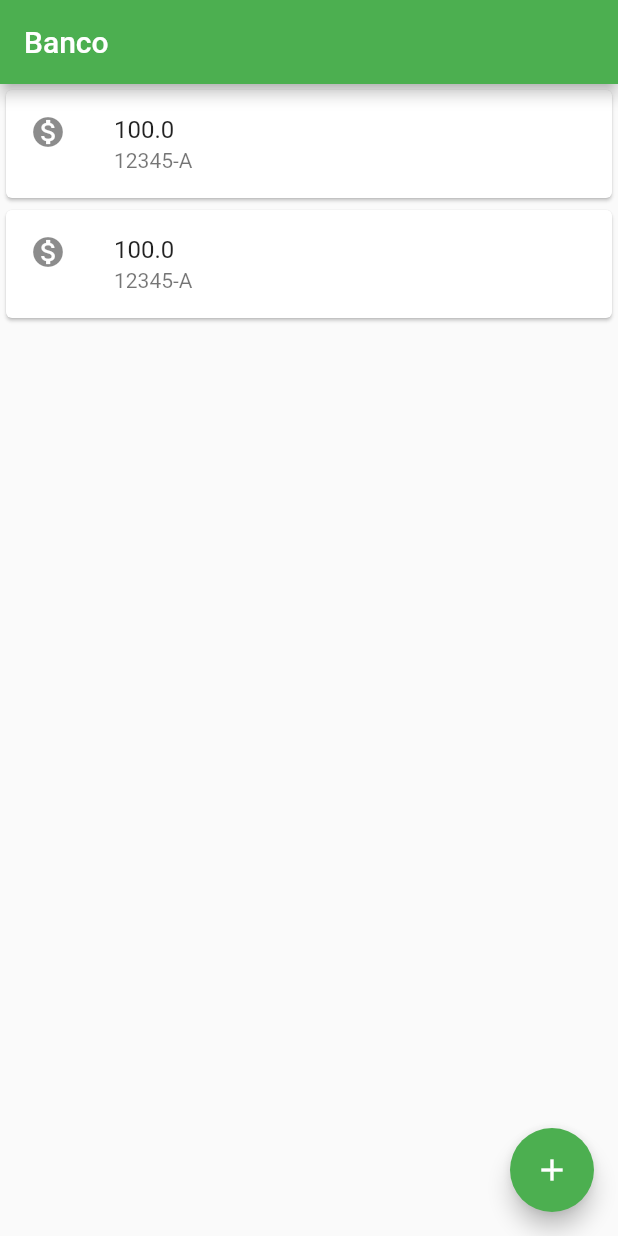
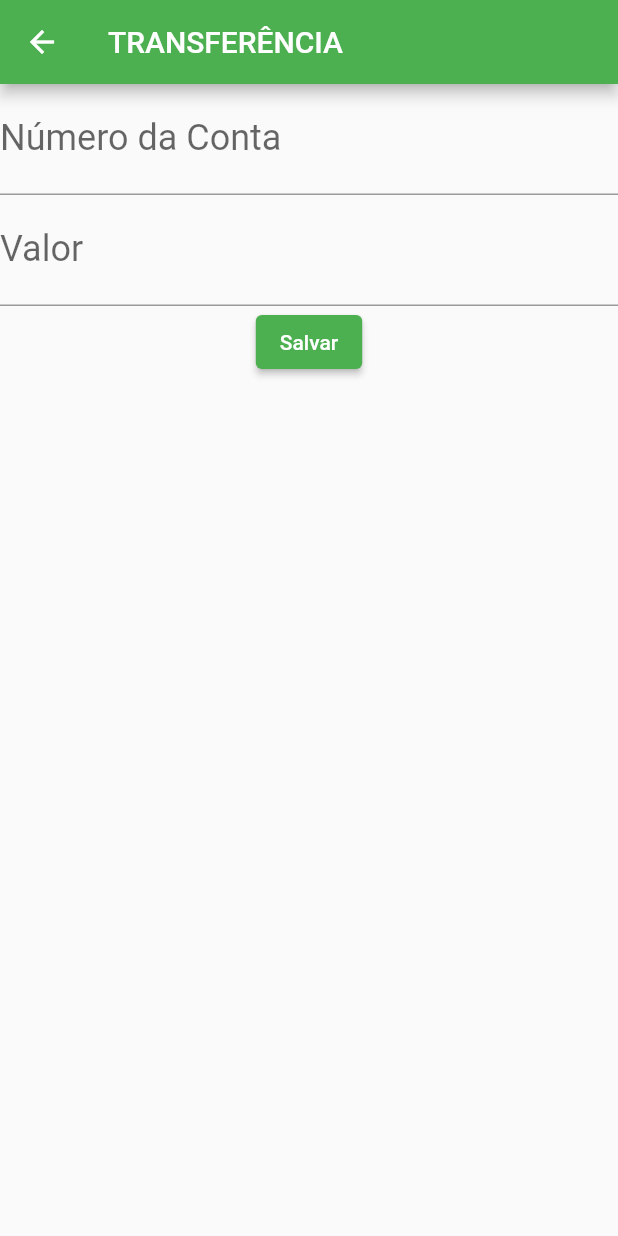
Before and after one commit to micherlane/app_transferencias_flutter, a Flutter app: the screen it shows after launch, after a tap on the "add" icon, on a phone screen of 412 x 824 dp. Run offline on Flutter 3.47's test engine with Material 2 defaults, Android fonts, the phone set to English and light mode, and no system bars.

Commit message:
criada a interface do formulário de transferência

```diff
--- /dev/null
+++ b/lib/telas/formulario.dart
@@ -0,0 +1,43 @@
+import 'package:flutter/material.dart';
+
+class TransferenciaForm extends StatefulWidget {
+  const TransferenciaForm({Key? key}) : super(key: key);
+
+  @override
+  _TransferenciaFormState createState() => _TransferenciaFormState();
+}
+
+class _TransferenciaFormState extends State<TransferenciaForm> {
+  @override
+  Widget build(BuildContext context) {
+    return Scaffold(
+      appBar: AppBar(
+        title: const Text('TRANSFERÊNCIA'),
+      ),
+      body: _construirFormulario(),
+    );
+  }
+
+  Widget _construirCampoEntrada(String? label, String hint, bool ehNumero) {
+    return TextField(
+      style: const TextStyle(fontSize: 24.0),
+      decoration: InputDecoration(
+        labelText: label,
+        hintText: hint,
+      ),
+      keyboardType: ehNumero
+          ? const TextInputType.numberWithOptions(decimal: true)
+          : TextInputType.name,
+    );
+  }
+
+  Widget _construirFormulario() {
+    return Column(
+      children: <Widget>[
+        _construirCampoEntrada('Número da Conta', '0000 - A', false),
+        _construirCampoEntrada('Valor', '0.00', true),
+        ElevatedButton(onPressed: () {}, child: const Text("Salvar")),
+      ],
+    );
+  }
+}
--- a/lib/telas/home.dart
+++ b/lib/telas/home.dart
@@ -1,5 +1,6 @@
 import 'package:flutter/material.dart';
 import '../model/transferencia.dart';
+import '../telas/formulario.dart';
 
 class Home extends StatefulWidget {
   const Home({Key? key}) : super(key: key);
@@ -35,7 +36,10 @@ class _HomeState extends State<Home> {
 
   Widget _construirBotaoCriarTransferencia() {
     return FloatingActionButton(
-      onPressed: () {},
+      onPressed: () {
+        Navigator.push(context,
+            MaterialPageRoute(builder: (context) => const TransferenciaForm()));
+      },
       child: const Icon(Icons.add),
     );
   }
```
